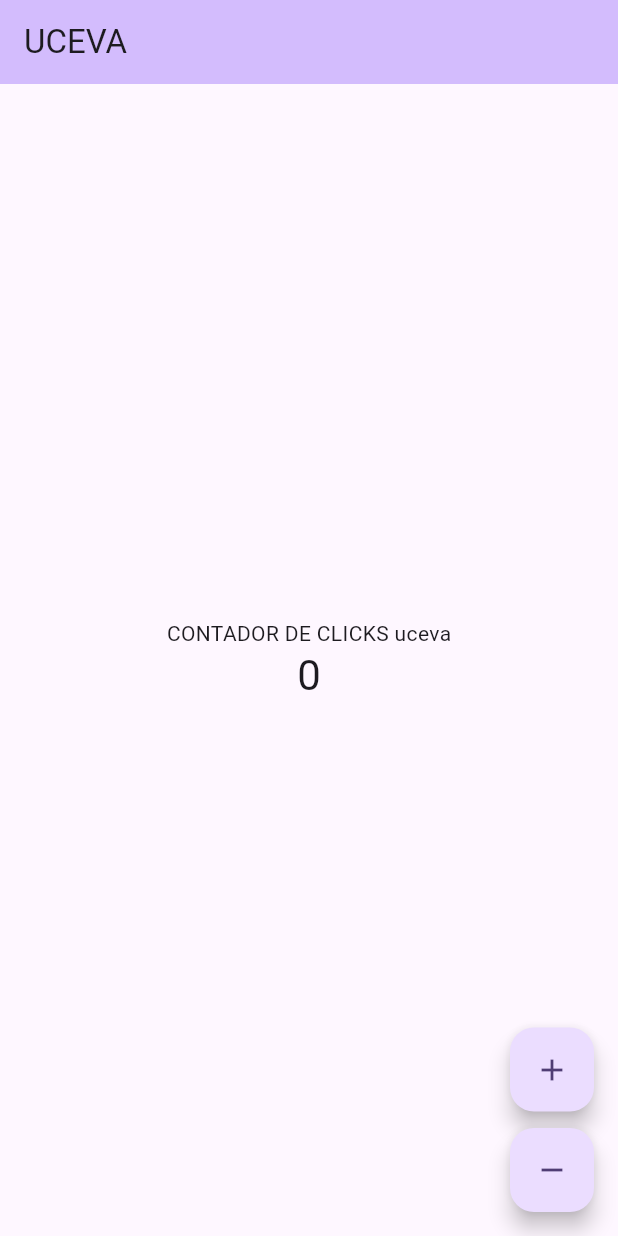
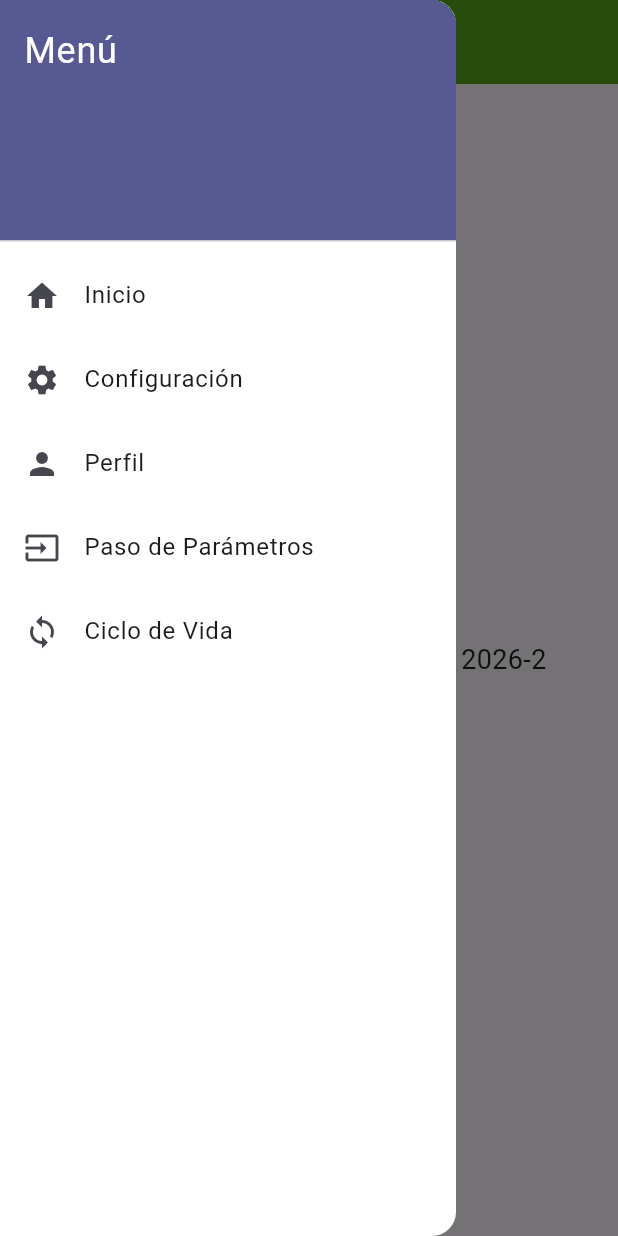
Before and after one commit to dduranuceva/moviles_2026_2, a Flutter app: the screen it shows after launch, with the side drawer open (before the commit the screen has no drawer), on a phone screen of 412 x 824 dp. Run offline on Flutter 3.47's test engine with Material 3 defaults, Android fonts, the phone set to English and light mode, and no system bars; our stand-ins replace go_router.

Commit message:
feat: Implementar navegación y paso de parámetros en la aplicación

```diff
--- a/lib/main.dart
+++ b/lib/main.dart
@@ -1,4 +1,7 @@
 import 'package:flutter/material.dart';
+import 'package:moviles_2026_2/routes/app_router.dart';
+
+import 'themes/app_theme.dart'; // Importar el tema
 
 void main() {
   runApp(const MyApp());
@@ -7,76 +10,15 @@
 class MyApp extends StatelessWidget {
   const MyApp({super.key});
 
-  // This widget is the root of your application.
   @override
   Widget build(BuildContext context) {
-    return MaterialApp(
-      title: 'Flutter Demo',
-      theme: ThemeData(colorScheme: .fromSeed(seedColor: Colors.deepPurple)),
-      home: const MyHomePage(title: 'UCEVA'),
+    // build es un metodo que se ejecuta cada vez que se necesita redibujar la pantalla
+    //go_router para navegacion
+    return MaterialApp.router(
+      theme:
+          AppTheme.lightTheme, //thema personalizado y permamente en toda la app
+      title: 'Flutter - UCEVA', // Usa el tema personalizado, no se muestra el tema por defecto. esto se visualiza en toda la app
+      routerConfig: appRouter, // Usa el router configurado
     );
   }
 }
-
-class MyHomePage extends StatefulWidget {
-  const MyHomePage({super.key, required this.title});
-
-  final String title;
-
-  @override
-  State<MyHomePage> createState() => _MyHomePageState();
-}
-
-class _MyHomePageState extends State<MyHomePage> {
-  int _counter = 0;
-
-  void _incrementCounter() {
-    setState(() {
-      _counter++;
-    });
-  }
-
-  void _decrementCounter() {
-    setState(() {
-      _counter--;
-    });
-  }
-
-  @override
-  Widget build(BuildContext context) {
-    return Scaffold(
-      appBar: AppBar(
-        backgroundColor: Theme.of(context).colorScheme.inversePrimary,
-        title: Text(widget.title),
-      ),
-      body: Center(
-        child: Column(
-          mainAxisAlignment: .center,
-          children: [
-            const Text('CONTADOR DE CLICKS uceva'),
-            Text(
-              '$_counter',
-              style: Theme.of(context).textTheme.headlineMedium,
-            ),
-          ],
-        ),
-      ),
-      floatingActionButton: Column(
-        mainAxisAlignment: MainAxisAlignment.end,
-        children: [
-          FloatingActionButton(
-            onPressed: _incrementCounter,
-            tooltip: 'Increment',
-            child: const Icon(Icons.add),
-          ),
-          const SizedBox(height: 11), // Espacio entre los botones
-          FloatingActionButton(
-            onPressed: _decrementCounter,
-            tooltip: 'decrement',
-            child: const Icon(Icons.remove),
-          ),
-        ],
-      ),
-    );
-  }
-}
--- /dev/null
+++ b/lib/routes/app_router.dart
@@ -0,0 +1,31 @@
+import 'package:go_router/go_router.dart';
+import 'package:moviles_2026_2/views/home/home_screen.dart';
+import 'package:moviles_2026_2/views/paso_parametros/detalle_screen.dart';
+import 'package:moviles_2026_2/views/paso_parametros/paso_parametros_screen.dart';
+
+final GoRouter appRouter = GoRouter(
+  routes: [
+    GoRoute(
+      path: '/',
+      builder: (context, state) => const HomeScreen(), // Usa HomeView
+    ),
+    // Rutas para el paso de parámetros
+    GoRoute(
+      path: '/paso_parametros',
+      builder: (context, state) => const PasoParametrosScreen(),
+    ),
+
+    // !Ruta para el detalle con parámetros
+    GoRoute(
+      path: '/detalle/:parametro/:metodo', //la ruta recibe dos parametros los " : " indican que son parametros
+      builder: (context, state) {
+        //*se capturan los parametros recibidos
+        // declarando las variables parametro y metodo
+        // es final porque no se van a modificar
+        final parametro = state.pathParameters['parametro']!;
+        final metodo = state.pathParameters['metodo']!;
+        return DetalleScreen(parametro: parametro, metodoNavegacion: metodo);
+      },
+    ),
+  ],
+);
--- /dev/null
+++ b/lib/themes/app_theme.dart
@@ -0,0 +1,32 @@
+import 'package:flutter/material.dart';
+
+class AppTheme {
+  //! tema claro
+  static ThemeData get lightTheme {
+    return ThemeData(
+      colorScheme: ColorScheme.fromSeed(
+        seedColor: const Color.fromARGB(255, 29, 23, 202), // Color semilla
+        brightness: Brightness.light, // Tema claro
+      ),
+      useMaterial3: true,
+      appBarTheme: const AppBarTheme(
+        centerTitle: true,
+        elevation: 0,
+        backgroundColor: Color.fromARGB(255, 88, 165, 20), // Color del AppBar
+        titleTextStyle: TextStyle(
+          color: Colors.white, // Texto blanco para el AppBar
+          fontSize: 20,
+          fontWeight: FontWeight.bold,
+        ),
+      ),
+      drawerTheme: const DrawerThemeData(
+        elevation: 0,
+        backgroundColor: Colors.white, // Fondo del Drawer
+      ),
+      textTheme: const TextTheme(
+        bodyLarge: TextStyle(color: Colors.black87), // Estilo de texto
+        bodyMedium: TextStyle(color: Colors.black87),
+      ),
+    );
+  }
+}
--- /dev/null
+++ b/lib/views/home/home_screen.dart
@@ -0,0 +1,24 @@
+import 'package:flutter/material.dart';
+
+import '../../widgets/custom_drawer.dart';
+
+class HomeScreen extends StatelessWidget {
+  const HomeScreen({super.key});
+
+  @override
+  Widget build(BuildContext context) {
+    return Scaffold(
+      appBar: AppBar(title: const Text('Dashboard Principal')),
+      drawer: const CustomDrawer(),
+      body: const Padding(
+        padding: EdgeInsets.all(16.0),
+        child: Center(
+          child: Text(
+            'Electiva profesional de Moviles 2026-2',
+            style: TextStyle(fontSize: 18),
+          ),
+        ),
+      ),
+    );
+  }
+}
--- /dev/null
+++ b/lib/widgets/custom_drawer.dart
@@ -0,0 +1,85 @@
+import 'package:flutter/material.dart';
+import 'package:go_router/go_router.dart';
+
+class CustomDrawer extends StatelessWidget {
+  const CustomDrawer({super.key});
+
+  @override
+  Widget build(BuildContext context) {
+    return Drawer(
+      child: ListView(
+        padding: EdgeInsets.zero,
+        children: [
+          DrawerHeader(
+            decoration: BoxDecoration(
+              color: Theme.of(
+                context,
+              ).colorScheme.primary, // Usa el color primario del tema
+            ),
+            child: const Text(
+              'Menú',
+              style: TextStyle(
+                color: Colors
+                    .white, // Texto blanco para contrastar con el color primario
+                fontSize: 24,
+              ),
+            ),
+          ),
+          ListTile(
+            leading: const Icon(Icons.home),
+            title: const Text('Inicio'),
+            onTap: () {
+              //context.go('/'); // Navega a la ruta principal
+              //Reemplaza la ruta actual en la pila de navegación.
+              //No permite volver atrás automáticamente, ya que no agrega la nueva ruta a la pila.
+              //Útil para navegación sin historial, como en barra de navegación o cambiar de pestañas.
+              context.go('/'); // Navega a la ruta principal
+              Navigator.pop(context); // Cierra el drawer
+            },
+          ),
+          ListTile(
+            leading: const Icon(Icons.settings),
+            title: const Text('Configuración'),
+            onTap: () {
+              //context.push(String route)
+              //Añade la nueva ruta a la pila de navegación.
+              //Permite volver atrás con context.pop().
+              //Ideal para flujos donde el usuario puede regresar, como navegar a una pantalla de detalles.
+              context.push(
+                '/settings',
+              ); // Navega a la pantalla de configuración
+              Navigator.pop(context); // Cierra el drawer
+            },
+          ),
+          ListTile(
+            leading: const Icon(Icons.person),
+            title: const Text('Perfil'),
+            onTap: () {
+              //context.replace(String route)
+              //Similar a go(), pero en este caso reemplaza la ruta actual sin eliminar el historial anterior.
+              //Útil si quieres evitar que el usuario regrese a la pantalla anterior
+              //pero manteniendo la posibilidad de navegar hacia otras rutas en la pila
+              context.replace('/profile'); // Navega a la pantalla de perfil
+              Navigator.pop(context); // Cierra el drawer
+            },
+          ),
+          //!PASO DE PARAMETROS
+          ListTile(
+            leading: const Icon(Icons.input),
+            title: const Text('Paso de Parámetros'),
+            onTap: () {
+              context.go('/paso_parametros');
+            },
+          ),
+          ListTile(
+            leading: const Icon(Icons.loop),
+            title: const Text('Ciclo de Vida'),
+            onTap: () {
+              context.go('/ciclo_vida');
+            },
+          ),
+        ],
+      ),
+    );
+  }
+}
--- a/pubspec.yaml
+++ b/pubspec.yaml
@@ -34,6 +34,7 @@
   # The following adds the Cupertino Icons font to your application.
   # Use with the CupertinoIcons class for iOS style icons.
   cupertino_icons: ^1.0.8
+  go_router: ^18.0.1
 
 dev_dependencies:
   flutter_test:
```
Also changed, not shown: lib/mainold.dart (added, +82 -0 lines), lib/views/paso_parametros/detalle_screen.dart (added, +56 -0 lines), lib/views/paso_parametros/paso_parametros_screen.dart (added, +100 -0 lines), lib/widgets/base_view.dart (added, +18 -0 lines), pubspec.lock.
